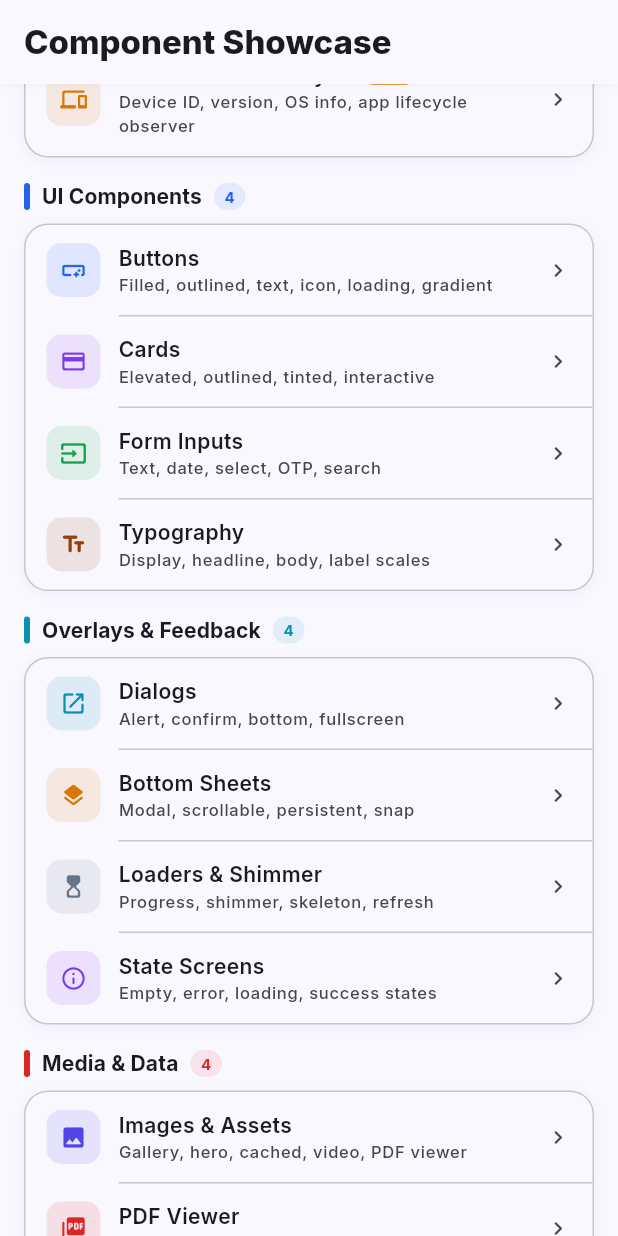
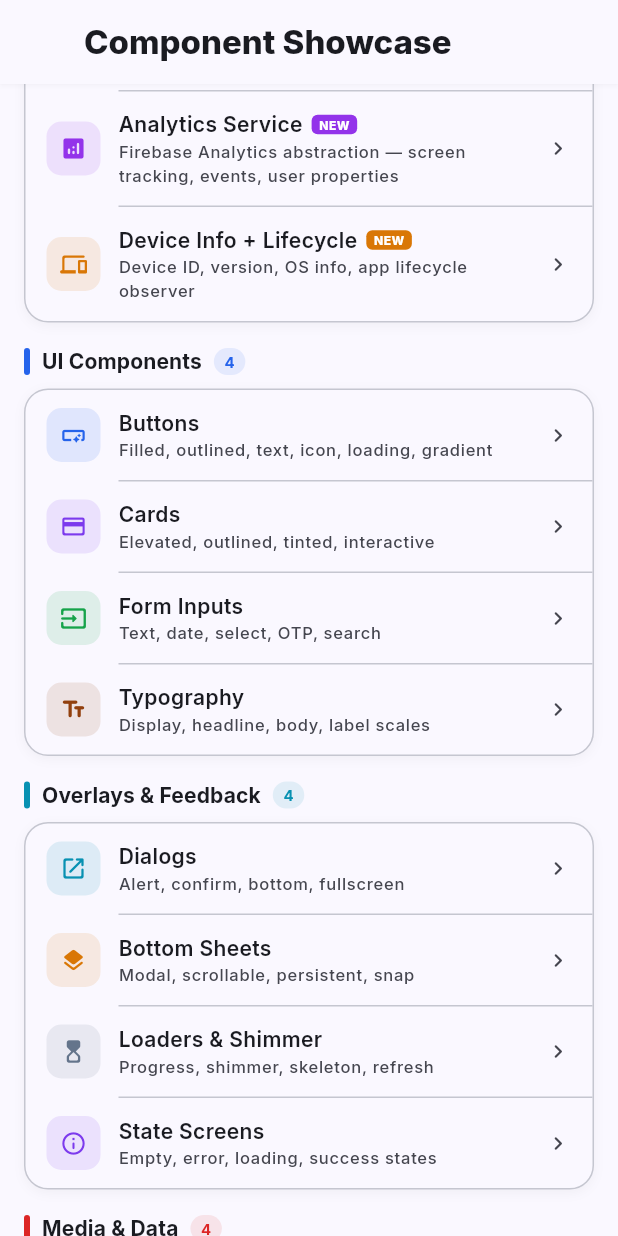
Before and after one commit to ChandanKumar-Singh/flutter_app_enterprise_kit, a Flutter app: the ShowcaseHomePage screen opened by its route, scrolled down 1152 dp, on a phone screen of 412 x 824 dp. Run offline on Flutter 3.47's test engine with Material 3 defaults, Android fonts, the phone set to English and light mode, and no system bars; drawn by our look-alikes of flutter_animate; our stand-ins replace app_links, cached_network_image, chewie, connectivity_plus, device_info_plus, dio and 21 more; missing offline and left inert: encrypt, syncfusion_flutter_pdfviewer; accounts and stored records are empty.

Commit message:
bugs fixes

```diff
--- a/lib/features/showcase/showcase_home_page.dart
+++ b/lib/features/showcase/showcase_home_page.dart
@@ -22,14 +22,29 @@ class ShowcaseHomePage extends StatelessWidget {
         slivers: [
           // ── Gradient SliverAppBar
           SliverAppBar(
-            expandedHeight: 140,
+            expandedHeight: 250,
             pinned: true,
             floating: false,
             backgroundColor: cs.surface,
             surfaceTintColor: Colors.transparent,
             scrolledUnderElevation: 1,
-            flexibleSpace: FlexibleSpaceBar(
-              titlePadding: const EdgeInsets.fromLTRB(16, 0, 16, 14),
+            flexibleSpace: LayoutBuilder(
+              builder: (ctx, constraints) {
+                final double currentHeight = constraints.biggest.height;
+                final double topPadding = MediaQuery.of(ctx).padding.top;
+                final double collapsedHeight = topPadding + kToolbarHeight;
+                const double expandedHeight = 140.0;
+                final double denominator = expandedHeight - collapsedHeight;
+                final double ratio = denominator > 0
+                    ? ((expandedHeight - currentHeight) / denominator).clamp(0.0, 1.0)
+                    : 0.0;
+
+                // Smoothly interpolate left padding from 16 to 56 to clear the navigation button
+                final double leftPadding = 16.0 + (56.0 - 16.0) * ratio;
+
+                return FlexibleSpaceBar(
+                  centerTitle: false,
+                  titlePadding: EdgeInsets.fromLTRB(leftPadding, 0, 16, 14),
                   title: Text(
                     'Component Showcase',
                     style: theme.textTheme.titleLarge?.copyWith(
@@ -99,6 +114,8 @@ class ShowcaseHomePage extends StatelessWidget {
                       ),
                     ],
                   ),
+                );
+              },
             ),
           ),
 
```
Lines whose indentation alone changed are shown as unchanged.
